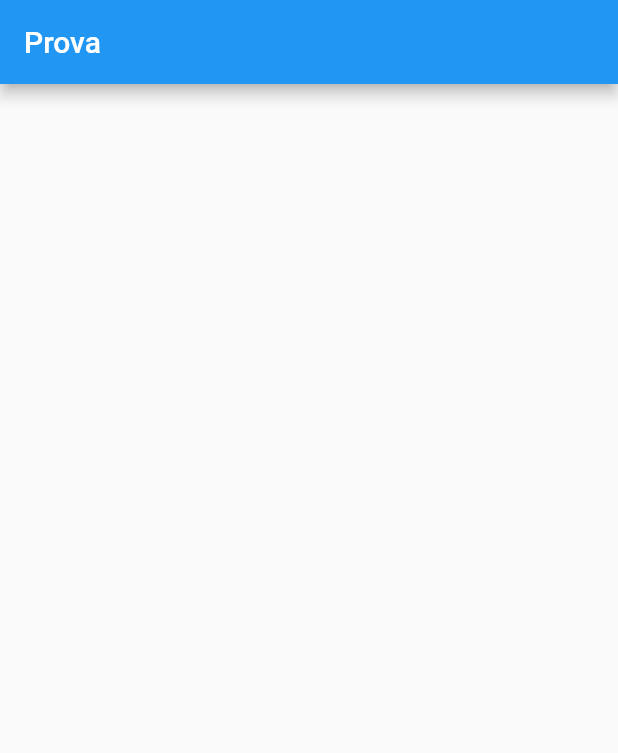
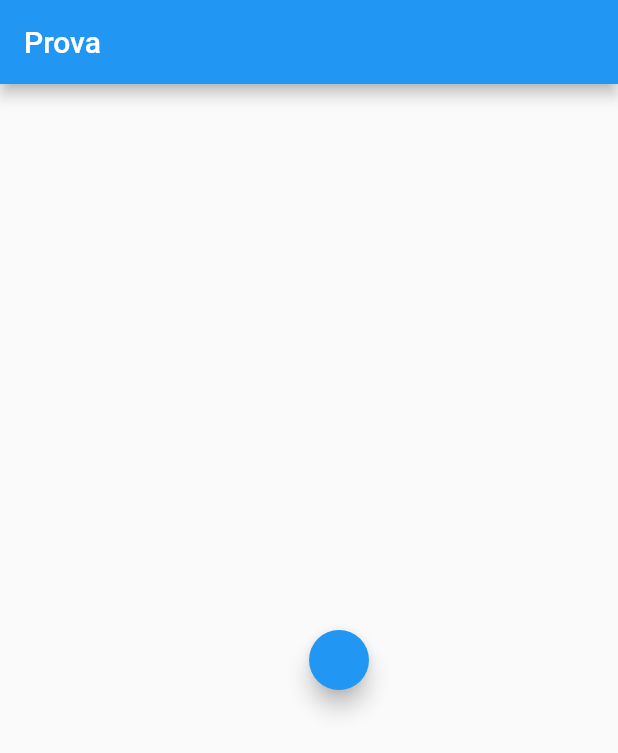
Before and after one commit to alex5684/skiTime, a Flutter app: the screen it shows after launch, on a phone screen of 412 x 824 dp. Shown: the top 753 px of the screen. Run offline on Flutter 3.47's test engine with Material 2 defaults, Android fonts, the phone set to English and light mode, and no system bars.

Commit message:
flutter piipo con zanardi pippo

```diff
--- a/ski_time_flutter/lib/main.dart
+++ b/ski_time_flutter/lib/main.dart
@@ -1,13 +1,19 @@
 import 'package:flutter/material.dart';
 
-void main() => runApp(App());
+void main() => runApp(const App());
 
 class App extends StatelessWidget {
+  const App({super.key});
+
   @override
   Widget build(BuildContext context) {
     return MaterialApp(
       home: Scaffold(
-        appBar: AppBar(title: Text("Prova")),
+        appBar: AppBar(title: const Text("Prova")),
+        body: SizedBox(width: 250, child:
+          Column(crossAxisAlignment: CrossAxisAlignment.end,
+            mainAxisAlignment: MainAxisAlignment.center,
+            children: const [FloatingActionButton.small(onPressed: null)],)),
       ),
     );
   }
```
